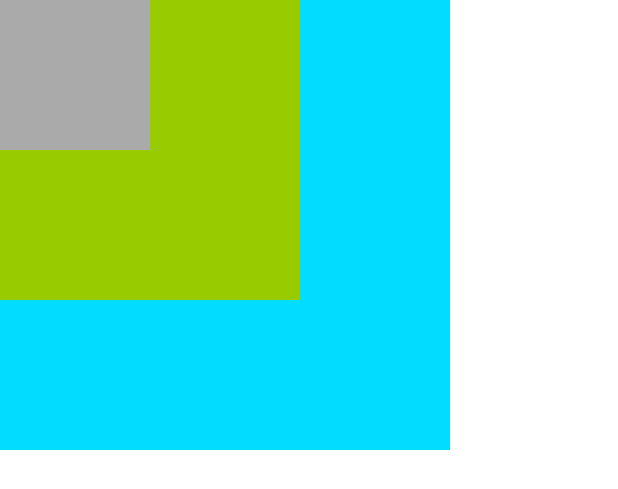
After one commit to zcl20131002578/LearnRxJava, an Android app: the layout event_view.xml on its own in the app's theme, with its tools: preview values and no code run, on a phone screen of 412 x 824 dp. The commit adds this screen. Shown: the top 489 px of the screen. Run offline under Robolectric (Android 15) with nearby library versions, the phone set to English and light mode, and no system bars.

Commit message:
touch event

```diff
--- a/app/src/main/AndroidManifest.xml
+++ b/app/src/main/AndroidManifest.xml
@@ -9,7 +9,7 @@
         android:label="@string/app_name"
         android:roundIcon="@mipmap/ic_launcher_round"
         android:supportsRtl="true"
-        android:theme="@style/AppTheme"
+        android:theme="@style/Theme.AppCompat.NoActionBar"
         tools:ignore="GoogleAppIndexingWarning">
         <activity android:name=".activity.MainActivity">
             <intent-filter>
--- a/app/src/main/java/com/inke/zcl/learnrxjava/activity/MainActivity.java
+++ b/app/src/main/java/com/inke/zcl/learnrxjava/activity/MainActivity.java
@@ -1,7 +1,7 @@
 package com.inke.zcl.learnrxjava.activity;
 
+import android.os.Bundle;
 import android.support.v7.app.AppCompatActivity;
-import android.os.Bundle;
 
 import com.inke.zcl.learnrxjava.R;
 
@@ -19,7 +19,6 @@ public class MainActivity extends AppCompatActivity {
 
 
     private void init() {
-
     }
 
 
--- /dev/null
+++ b/app/src/main/res/layout/event_view.xml
@@ -0,0 +1,30 @@
+<?xml version="1.0" encoding="utf-8"?>
+<FrameLayout xmlns:android="http://schemas.android.com/apk/res/android"
+    android:layout_width="match_parent"
+    android:layout_height="match_parent"
+    android:background="@android:color/white"
+    android:clipChildren="false">
+
+
+    <FrameLayout
+        android:id="@+id/event_root_view"
+        android:layout_width="300dp"
+        android:layout_height="300dp"
+        android:layout_gravity="top"
+        android:background="@android:color/holo_blue_bright">
+
+        <View
+            android:id="@+id/event_center"
+            android:layout_width="200dp"
+            android:layout_height="200dp"
+            android:background="@android:color/holo_green_light" />
+
+        <View
+            android:id="@+id/event_top"
+            android:layout_width="100dp"
+            android:layout_height="100dp"
+            android:background="@android:color/darker_gray" />
+
+    </FrameLayout>
+
+</FrameLayout>
```
Also changed, not shown: app/src/main/java/com/inke/zcl/learnrxjava/view/customview/CustomMove.java (+8 -8 lines), app/src/main/java/com/inke/zcl/learnrxjava/view/eventview/EventView.java (added, +140 -0 lines), app/src/main/res/layout/activity_main_view.xml (+9 -0 lines), app/src/main/res/mipmap-xxhdpi/maimeng_pop_tip.png (added).
